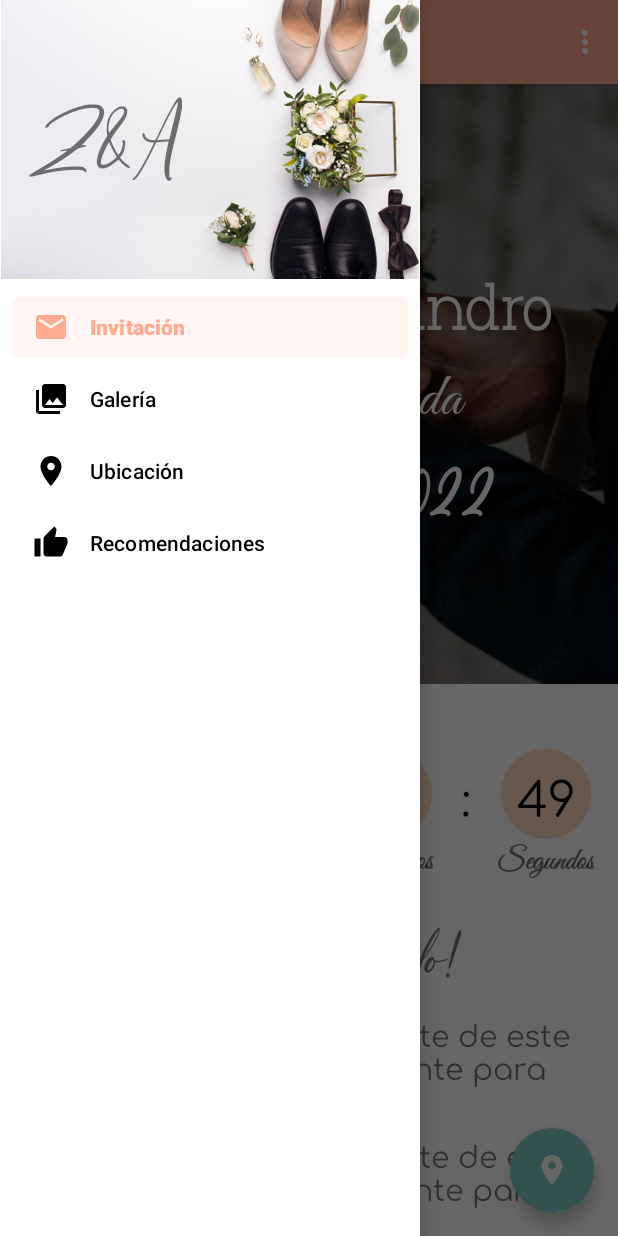
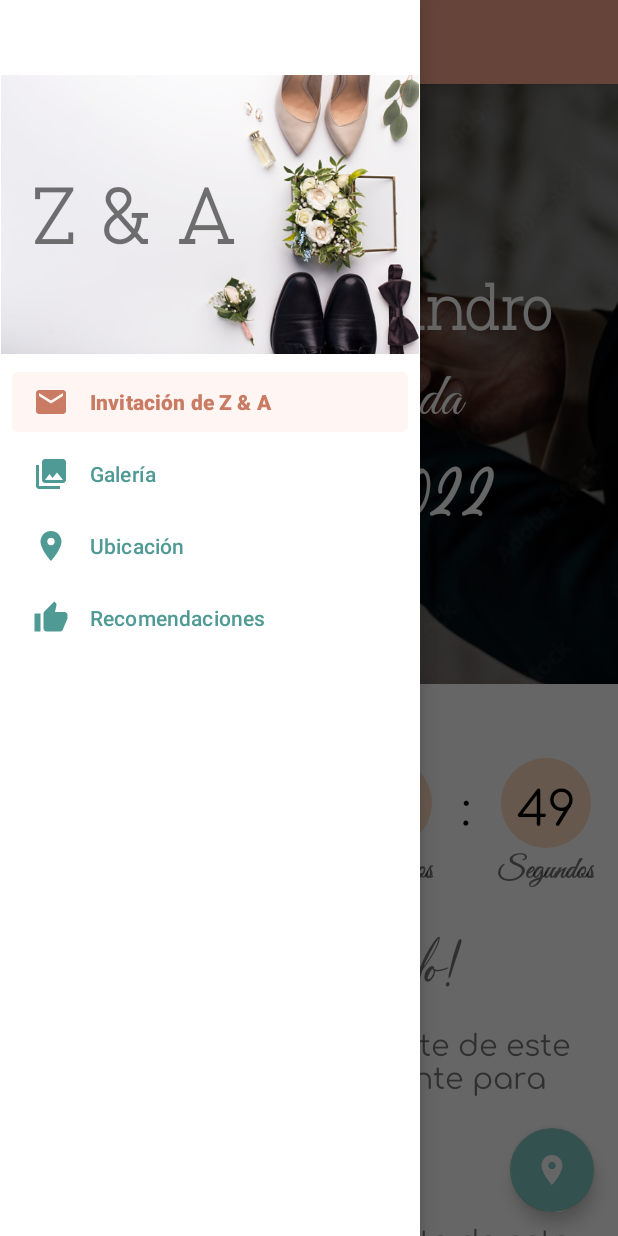
Before and after one commit to alexym/Z_A_MiBoda, an Android app: the screen it shows after launch (MainActivity), with the side drawer open, on a phone screen of 412 x 824 dp. Run offline under Robolectric (Android 15) with nearby library versions, the phone set to English and light mode, and no system bars; our stand-ins replace navigation-ui; libraries missing offline, so code that uses them is left out: nl.dionsegijn.konfetti; plain views replace KonfettiView; Roboto replaces fonts that are not available here.

Commit message:
se implementa flecha

```diff
--- a/app/src/main/java/com/alexym/android/zamiboda/MainActivity.kt
+++ b/app/src/main/java/com/alexym/android/zamiboda/MainActivity.kt
@@ -36,12 +36,9 @@ class MainActivity : AppCompatActivity() {
 
         val drawerLayout: DrawerLayout = binding.drawerLayout
         val navView: NavigationView = binding.navView
-//        val navController = findNavController(R.id.nav_host_fragment_content_main)
 
         val navHostFragment = supportFragmentManager.findFragmentById(R.id.nav_host_fragment_content_main) as NavHostFragment
         val navController = navHostFragment.navController
-        // Passing each menu ID as a set of Ids because each
-        // menu should be considered as top level destinations.
         appBarConfiguration = AppBarConfiguration(
             setOf(
                 R.id.nav_home, R.id.nav_gallery, R.id.nav_location
@@ -51,7 +48,7 @@ class MainActivity : AppCompatActivity() {
         navView.setupWithNavController(navController)
 
         val animation = AnimationUtils.loadAnimation(this, R.anim.circle_explotion_anim).apply {
-            duration = 400
+            duration = 300
             interpolator = AccelerateDecelerateInterpolator()
         }
         val anim_fade_out = AnimationUtils.loadAnimation(this, R.anim.fade_out_circle).apply {
@@ -77,11 +74,11 @@ class MainActivity : AppCompatActivity() {
         }
     }
 
-    override fun onCreateOptionsMenu(menu: Menu): Boolean {
-        // Inflate the menu; this adds items to the action bar if it is present.
-        menuInflater.inflate(R.menu.main, menu)
-        return true
-    }
+//    override fun onCreateOptionsMenu(menu: Menu): Boolean {
+//        // Inflate the menu; this adds items to the action bar if it is present.
+//        menuInflater.inflate(R.menu.main, menu)
+//        return true
+//    }
 
     override fun onSupportNavigateUp(): Boolean {
         val navController = findNavController(R.id.nav_host_fragment_content_main)
--- a/app/src/main/java/com/alexym/android/zamiboda/ui/home/HomeFragment.kt
+++ b/app/src/main/java/com/alexym/android/zamiboda/ui/home/HomeFragment.kt
@@ -1,23 +1,20 @@
 package com.alexym.android.zamiboda.ui.home
 
-import android.graphics.Color
-import android.graphics.drawable.BitmapDrawable
+import android.R.attr
 import android.os.Bundle
+import android.util.Log
 import android.view.LayoutInflater
 import android.view.View
 import android.view.ViewGroup
-import android.widget.TextView
+import android.view.animation.AccelerateDecelerateInterpolator
+import android.view.animation.AnimationUtils
+import androidx.core.widget.NestedScrollView
 import androidx.fragment.app.Fragment
 import androidx.lifecycle.Observer
 import androidx.lifecycle.ViewModelProvider
 import com.alexym.android.zamiboda.R
 import com.alexym.android.zamiboda.databinding.FragmentHomeBBinding
-import com.alexym.android.zamiboda.databinding.FragmentHomeBinding
 import com.alexym.android.zamiboda.utils.konfetti.Presets.Companion.explode
-import com.bumptech.glide.Glide
-import com.bumptech.glide.request.RequestOptions.bitmapTransform
-import jp.wasabeef.blurry.Blurry
-import jp.wasabeef.glide.transformations.BlurTransformation
 import nl.dionsegijn.konfetti.core.Party
 import nl.dionsegijn.konfetti.xml.KonfettiView
 import nl.dionsegijn.konfetti.xml.listeners.OnParticleSystemUpdateListener
@@ -62,6 +59,45 @@ class HomeFragment : Fragment() {
             if (it)
                 initKonfetti()
         })
+
+        val animation = AnimationUtils.loadAnimation(context, R.anim.arrow).apply {
+            duration = 500
+            interpolator = AccelerateDecelerateInterpolator()
+        }
+        binding.arrowDownIv.startAnimation(animation)
+        binding.scrollable.setOnScrollChangeListener(NestedScrollView.OnScrollChangeListener { v, scrollX, scrollY, oldScrollX, oldScrollY ->
+            val TAG = "nested_sync"
+            Log.e(TAG, scrollX.toString())
+        })
+//        binding.scrollable.setOnScrollChangeListener(NestedScrollView.OnScrollChangeListener { v, scrollX, scrollY, oldScrollX, oldScrollY ->
+//            run {
+////                if (scrollY < 0) {
+////                    binding.arrowDownIv.visibility = GONE
+////                }
+//                val TAG = "nested_sync"
+//                Log.i(TAG, scrollX.toString())
+//                if (scrollY > oldScrollY) {
+//                    Log.i(TAG, "Scroll DOWN")
+//                }
+//                if (scrollY < oldScrollY) {
+//                    Log.i(TAG, "Scroll UP")
+//                }
+//
+//                if (scrollY == 0) {
+//                    Log.i(TAG, "TOP SCROLL")
+//                }
+//
+//                if (scrollY == v.getChildAt(0).measuredHeight - v.measuredHeight) {
+//                    Log.i(TAG, "BOTTOM SCROLL")
+////                    if (!isRecyclerViewWaitingtoLaadData) //check for scroll down
+////                    {
+////                        if (!loadedAllItems) {
+////                            showUnSentData()
+////                        }
+////                    }
+//                }
+//            }
+//        })
     }
 
     private fun initKonfetti() {
--- /dev/null
+++ b/app/src/main/res/anim/arrow.xml
@@ -0,0 +1,8 @@
+<?xml version="1.0" encoding="utf-8"?>
+<set xmlns:android="http://schemas.android.com/apk/res/android">
+        <translate
+            android:fromYDelta="50%"
+            android:repeatCount="infinite"
+            android:repeatMode="reverse"
+            android:toYDelta="1%" />
+</set>
--- /dev/null
+++ b/app/src/main/res/drawable/arrow_up.xml
@@ -0,0 +1,5 @@
+<vector android:height="24dp" android:tint="#4F9A94"
+    android:viewportHeight="24" android:viewportWidth="24"
+    android:width="24dp" xmlns:android="http://schemas.android.com/apk/res/android">
+    <path android:fillColor="@android:color/white" android:pathData="M7.41,15.41L12,10.83l4.59,4.58L18,14l-6,-6 -6,6z"/>
+</vector>
--- /dev/null
+++ b/app/src/main/res/drawable/drawer_item_color.xml
@@ -0,0 +1,5 @@
+<?xml version="1.0" encoding="utf-8"?>
+<selector xmlns:android="http://schemas.android.com/apk/res/android">
+    <item android:color="@color/primaryDarkColor" android:state_checked="true" />
+    <item android:color="@color/secondaryDarkColor" />
+</selector>
--- /dev/null
+++ b/app/src/main/res/drawable/ic_baseline_keyboard_arrow_down_24.xml
@@ -0,0 +1,5 @@
+<vector android:height="24dp" android:tint="#4F9A94"
+    android:viewportHeight="24" android:viewportWidth="24"
+    android:width="24dp" xmlns:android="http://schemas.android.com/apk/res/android">
+    <path android:fillColor="@android:color/white" android:pathData="M7.41,8.59L12,13.17l4.59,-4.58L18,10l-6,6 -6,-6 1.41,-1.41z"/>
+</vector>
--- a/app/src/main/res/layout/activity_main.xml
+++ b/app/src/main/res/layout/activity_main.xml
@@ -20,6 +20,8 @@
         android:layout_height="match_parent"
         android:layout_gravity="start"
         android:fitsSystemWindows="true"
+        app:itemIconTint="@drawable/drawer_item_color"
+        app:itemTextColor="@drawable/drawer_item_color"
         app:headerLayout="@layout/nav_header_main"
         app:menu="@menu/activity_main_drawer" />
 </androidx.drawerlayout.widget.DrawerLayout>
--- a/app/src/main/res/layout/fragment_home_b.xml
+++ b/app/src/main/res/layout/fragment_home_b.xml
@@ -99,7 +99,7 @@
         android:layout_width="wrap_content"
         android:layout_height="wrap_content"
         android:text="@string/faltan_weading"
-        android:textSize="20sp"
+        android:textSize="24sp"
         android:layout_marginTop="5dp"
         app:layout_constraintEnd_toEndOf="parent"
         app:layout_constraintStart_toStartOf="parent"
@@ -308,6 +308,15 @@
                 app:layout_constraintEnd_toEndOf="parent"
                 app:layout_constraintStart_toStartOf="parent"
                 app:layout_constraintTop_toBottomOf="@id/estas_inv_tv" />
+            <ImageView
+                android:id="@+id/arrow_down_iv"
+                android:layout_width="50dp"
+                android:layout_height="50dp"
+                android:src="@drawable/arrow_up"
+                app:layout_constraintEnd_toEndOf="parent"
+                android:adjustViewBounds="true"
+                app:layout_constraintStart_toStartOf="parent"
+                app:layout_constraintTop_toBottomOf="@id/we_want_tv"/>
 
             <TextView
                 android:id="@+id/papas_tv"
@@ -322,7 +331,7 @@
                 android:textSize="20sp"
                 app:layout_constraintEnd_toEndOf="parent"
                 app:layout_constraintStart_toStartOf="parent"
-                app:layout_constraintTop_toBottomOf="@id/we_want_tv" />
+                app:layout_constraintTop_toBottomOf="@id/arrow_down_iv" />
 
             <TextView
                 android:id="@+id/mamas_tv"
@@ -340,6 +349,7 @@
                 app:layout_constraintTop_toBottomOf="@id/papas_tv" />
         </androidx.constraintlayout.widget.ConstraintLayout>
     </androidx.core.widget.NestedScrollView>
+
     <nl.dionsegijn.konfetti.xml.KonfettiView
         android:id="@+id/konfettiView"
         android:layout_width="match_parent"
--- a/app/src/main/res/layout/nav_header_main.xml
+++ b/app/src/main/res/layout/nav_header_main.xml
@@ -4,11 +4,11 @@
     xmlns:app="http://schemas.android.com/apk/res-auto"
     android:layout_width="match_parent"
     android:layout_height="wrap_content">
-
     <FrameLayout
         android:id="@+id/frameLayout"
         android:layout_width="match_parent"
         android:layout_height="wrap_content"
+        android:layout_marginTop="50dp"
         app:layout_constraintEnd_toEndOf="parent"
         app:layout_constraintStart_toStartOf="parent"
         app:layout_constraintTop_toTopOf="parent">
@@ -26,17 +26,18 @@
         android:layout_width="wrap_content"
         android:layout_height="wrap_content"
         android:text="@string/za"
-        android:fontFamily="@font/shettricka"
+        android:fontFamily="@font/willpower"
         android:textSize="60sp"
+        android:gravity="center"
         app:layout_constraintBottom_toBottomOf="parent"
         app:layout_constraintEnd_toStartOf="@+id/guideline2"
         app:layout_constraintStart_toStartOf="parent"
-        app:layout_constraintTop_toTopOf="parent" />
+        app:layout_constraintTop_toTopOf="@id/frameLayout" />
 
     <androidx.constraintlayout.widget.Guideline
         android:id="@+id/guideline2"
         android:layout_width="wrap_content"
         android:layout_height="wrap_content"
         android:orientation="vertical"
-        app:layout_constraintGuide_percent=".5" />
+        app:layout_constraintGuide_percent="0.64" />
 </androidx.constraintlayout.widget.ConstraintLayout>
--- a/app/src/main/res/values/strings.xml
+++ b/app/src/main/res/values/strings.xml
@@ -7,7 +7,7 @@
     <string name="nav_header_desc">Navigation header</string>
     <string name="action_settings">Settings</string>
 
-    <string name="menu_home">Invitación</string>
+    <string name="menu_home">Invitación de Z &amp; A</string>
     <string name="menu_gallery">Galería</string>
     <string name="menu_location">Ubicación</string>
     <string name="menu_recomendation">Recomendaciones</string>
@@ -21,7 +21,7 @@
     <string name="date_weading">04 / 06 / 2022</string>
     <string name="ours_title">Zaira &amp; Alejandro</string>
     <string name="inv_title">¡Estás invitado!</string>
-    <string name="za">Z&amp;A</string>
+    <string name="za">Z &amp; A</string>
     <string name="we_want_title">Queremos que seas parte de este momento tan importante para nosotros.</string>
     <string name="direccion">Tulio Estrada #125, Colonia Campo Sotelo. Temixco Morelos</string>
 </resources>
```
